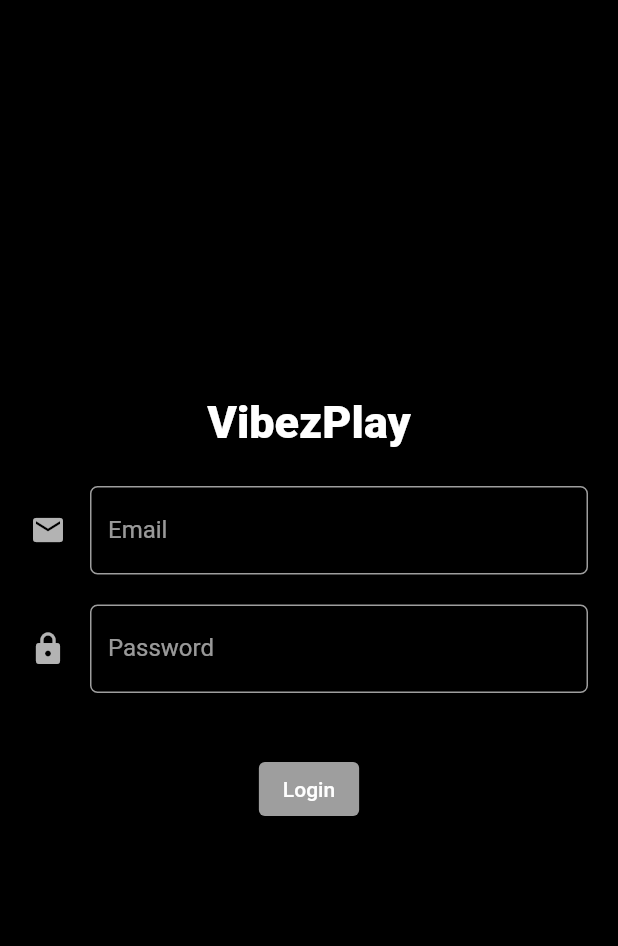
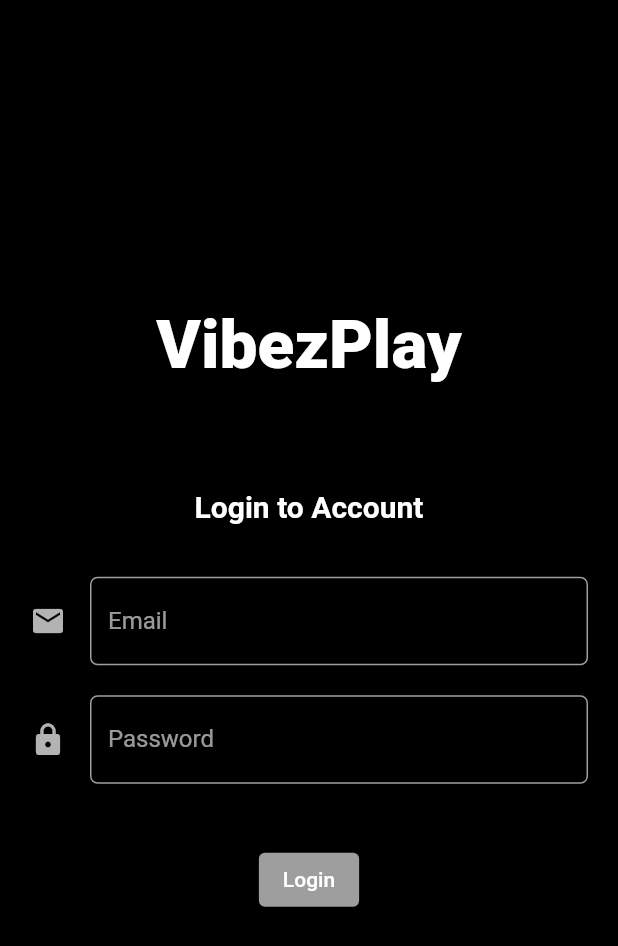
Before and after one commit to Priyank-Bhagat/vibezplay, a Flutter app: the LoginScreen screen opened directly, on a phone screen of 412 x 824 dp. Shown: the top 946 px of the screen. Run offline on Flutter 3.47's test engine with Material 2 defaults, Android fonts, the phone set to English and light mode, and no system bars; our stand-ins replace firebase_core, get; accounts and stored records are empty; network calls fail.

```diff
--- /dev/null
+++ b/lib/controller/auth_controller.dart
@@ -0,0 +1,6 @@
+import 'package:get/get_state_manager/src/simple/get_controllers.dart';
+
+class AuthController extends GetxController{
+
+
+}
--- a/lib/view/screens/auth/login_screen.dart
+++ b/lib/view/screens/auth/login_screen.dart
@@ -1,6 +1,8 @@
 import 'package:flutter/material.dart';
 import 'package:vibezplay/view/widgets/glitch_effect.dart';
 import 'package:vibezplay/view/widgets/text_input.dart';
+
+import '../../../constants.dart';
 
 class LoginScreen extends StatelessWidget {
   LoginScreen({Key? key}) : super(key: key);
@@ -11,7 +13,9 @@ class LoginScreen extends StatelessWidget {
   @override
   Widget build(BuildContext context) {
     return Scaffold(
-      body: Container(
+      body: Center(
+        child: SingleChildScrollView(
+          child: Container(
             alignment: Alignment.center,
             child: Column(
               mainAxisAlignment: MainAxisAlignment.center,
@@ -19,16 +23,24 @@ class LoginScreen extends StatelessWidget {
                 GlithEffect(
                   child: const Text(
                     'VibezPlay',
-              style: TextStyle(fontWeight: FontWeight.w900, fontSize: 30),
-            )),
+                    style: TextStyle(fontWeight: FontWeight.w900, fontSize: 45),
+                  ),),
                 const SizedBox(
-              height: 25,
+                  height: 70,
+                ),
+                const Text(
+                  'Login to Account',
+                  style: TextStyle(fontWeight: FontWeight.w700, fontSize: 20),
+                ),
+                const SizedBox(
+                  height: 35,
                 ),
                 Container(
                   margin: const EdgeInsets.symmetric(horizontal: 20),
                   child: TextInput(
                       myController: _emailController,
                       myIcon: Icons.email,
+                      keyboardType: TextInputType.emailAddress,
                       mylableText: "Email"),
                 ),
                 const SizedBox(
@@ -59,6 +71,8 @@ class LoginScreen extends StatelessWidget {
               ],
             ),
           ),
+        ),
+      ),
     );
   }
 }
--- a/lib/view/widgets/text_input.dart
+++ b/lib/view/widgets/text_input.dart
@@ -6,6 +6,7 @@ class TextInput extends StatelessWidget {
   final IconData myIcon;
   final String mylableText;
   final bool obsercureTxtValue;
+  final TextInputType keyboardType;
 
   const TextInput({
     Key? key,
@@ -13,6 +14,7 @@ class TextInput extends StatelessWidget {
     required this.myIcon,
     required this.mylableText,
     this.obsercureTxtValue = false,
+    this.keyboardType = TextInputType.text,
   }) : super(key: key);
 
   @override
@@ -20,6 +22,7 @@ class TextInput extends StatelessWidget {
     return TextField(
       controller: myController,
       obscureText: obsercureTxtValue,
+      keyboardType: keyboardType,
       decoration: InputDecoration(
         icon: Icon(myIcon),
         labelText: mylableText,
--- a/pubspec.yaml
+++ b/pubspec.yaml
@@ -29,6 +29,12 @@ dependencies:
 
   # add packages to below.
   cupertino_icons: ^1.0.2
+  get: ^4.6.6
+  firebase_auth: ^4.9.0
+  firebase_core: ^2.15.1
+  cloud_firestore: ^4.9.1
+  firebase_storage: ^11.2.6
+
 
 dev_dependencies:
   flutter_test:
```
Also changed, not shown: lib/main.dart (+7 -2 lines), lib/view/screens/auth/signup_screen.dart (added, +133 -0 lines), pubspec.lock. Lines whose indentation alone changed are shown as unchanged.
